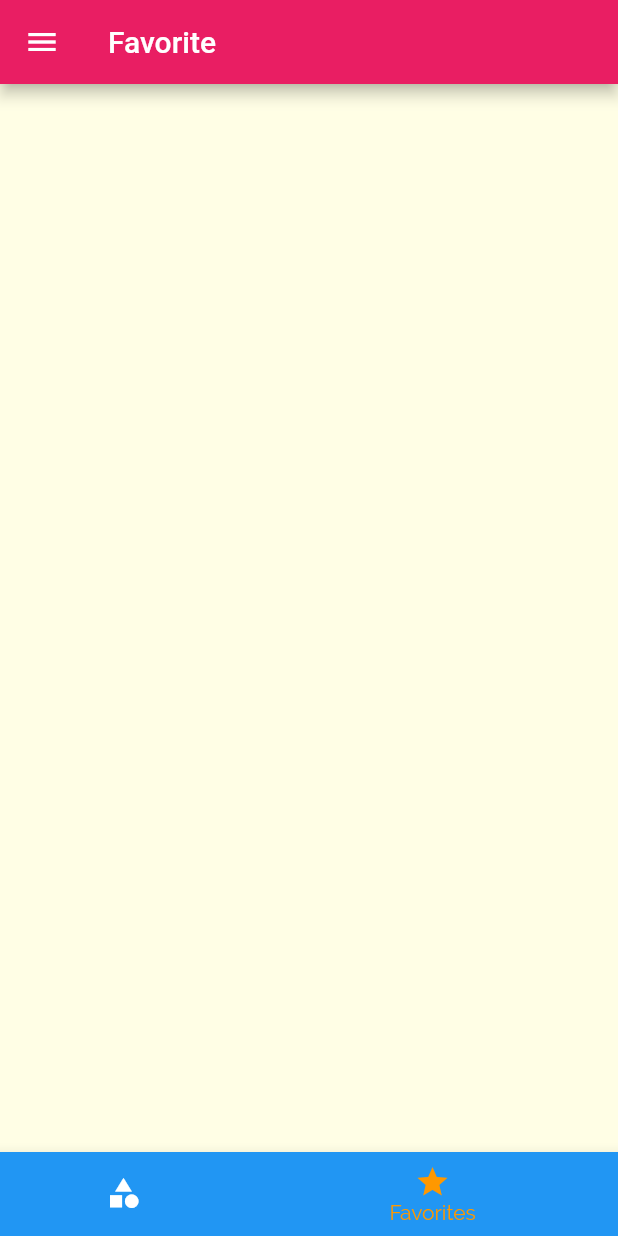
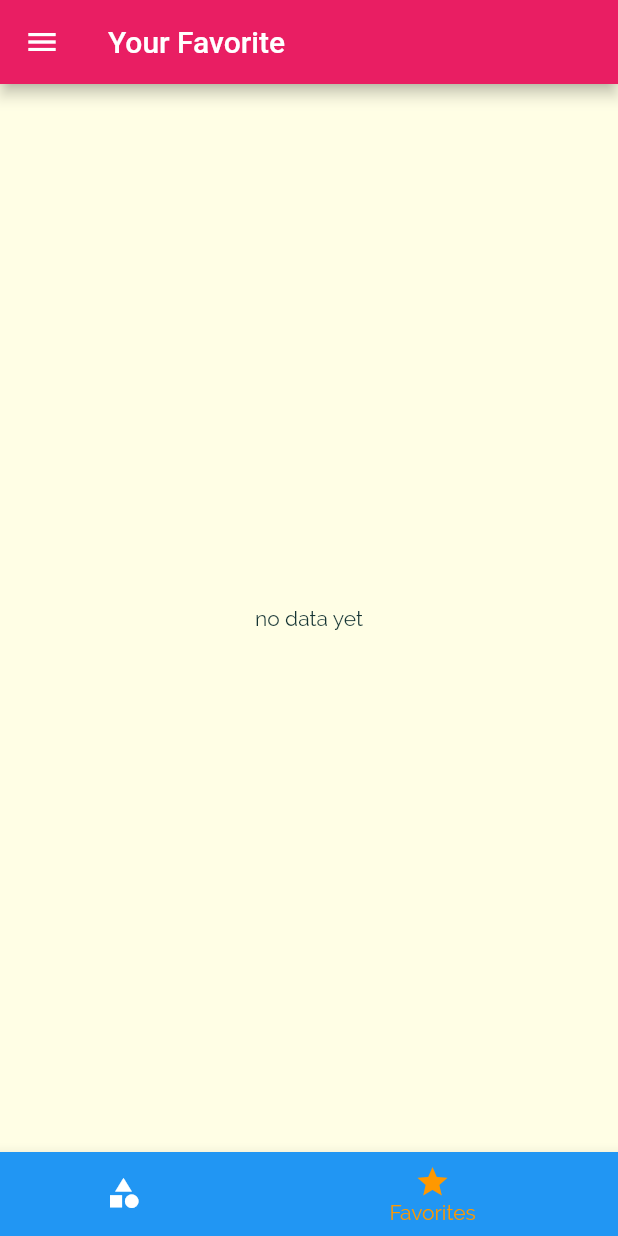
Before and after one commit to yukisyo/meals, a Flutter app: the screen it shows after launch, item 2 of the bottom bar chosen, on a phone screen of 412 x 824 dp. Run offline on Flutter 3.47's test engine with Material 2 defaults, Android fonts, the phone set to English and light mode, and no system bars.

Commit message:
finish project bugfix _favoriteMeals is null problem

```diff
--- a/lib/main.dart
+++ b/lib/main.dart
@@ -26,6 +26,30 @@ class _MyAppState extends State<MyApp> {
   };
 
   List<Meal> _availableMeals = dummyMeals;
+  List<Meal>? _favoriteMeals;
+
+  void _toggleFavoriteMeal(String mealId) {
+    print(mealId);
+    final existingIndex =
+        _favoriteMeals?.indexWhere((meal) => meal.id == mealId);
+    if (existingIndex != null && existingIndex! > 0) {
+      setState(() {
+        _favoriteMeals?.removeAt(existingIndex);
+      });
+    } else {
+      setState(() {
+        _favoriteMeals
+            ?.add(dummyMeals.firstWhere((element) => element.id == mealId));
+      });
+    }
+  }
+
+  bool isFavorite(String id) {
+    if (_favoriteMeals == null) {
+      return false;
+    }
+    return _favoriteMeals?.any((element) => element.id == id) as bool;
+  }
 
   void _setFilters(Map<String, bool> filterData) {
     setState(() {
@@ -74,10 +98,13 @@ class _MyAppState extends State<MyApp> {
       // home: const CategoriesScreen(),
       initialRoute: '/',
       routes: {
-        '/': (_) => const TabScreen(),
+        '/': (_) => TabScreen(favoriteMeals: _favoriteMeals),
         CategoryMealsScreen.routeName: (_) =>
             CategoryMealsScreen(availableMeals: _availableMeals),
-        MealDetailScreen.routeName: (_) => const MealDetailScreen(),
+        MealDetailScreen.routeName: (_) => MealDetailScreen(
+              toggleFavoriteMeal: _toggleFavoriteMeal,
+              isFavorite: isFavorite,
+            ),
         FilterScreen.routeName: (_) => FilterScreen(
               saveFilters: _setFilters,
               currentFilters: _filters,
--- a/lib/screen/favorites_screen.dart
+++ b/lib/screen/favorites_screen.dart
@@ -1,10 +1,26 @@
 import 'package:flutter/material.dart';
 
+import '../models/meal.dart';
+import '../widgets/meal_item.dart';
+
 class FavoritesScreen extends StatelessWidget {
-  const FavoritesScreen({Key? key}) : super(key: key);
+  final List<Meal>? favoriteMeals;
+  const FavoritesScreen({Key? key, this.favoriteMeals}) : super(key: key);
 
   @override
   Widget build(BuildContext context) {
-    return Container();
+    if (favoriteMeals == null || favoriteMeals!.isEmpty) {
+      return const Center(child: Text('no data yet'));
+    } else {
+      return ListView.builder(
+        itemBuilder: (ctx, index) {
+          return MealItem(
+            meal: favoriteMeals![index],
+            removeItem: () {},
+          );
+        },
+        itemCount: favoriteMeals?.length,
+      );
+    }
   }
 }
--- a/lib/screen/tabs_screen.dart
+++ b/lib/screen/tabs_screen.dart
@@ -1,50 +1,62 @@
 import 'package:flutter/material.dart';
 import 'package:meals/screen/categories_screen.dart';
+import '../models/meal.dart';
 import '../widgets/main_drawer.dart';
 import 'favorites_screen.dart';
 
 class TabScreen extends StatefulWidget {
-  const TabScreen({Key? key}) : super(key: key);
+  final List<Meal>? favoriteMeals;
+  const TabScreen({Key? key, required this.favoriteMeals}) : super(key: key);
 
   @override
   State<TabScreen> createState() => _TabScreenState();
 }
 
 class _TabScreenState extends State<TabScreen> {
-  Widget buildDefaultTab() {
-    return DefaultTabController(
-      length: 2,
-      initialIndex: 0,
-      child: Scaffold(
-        appBar: AppBar(
-          title: const Text('Meals'),
-          bottom: const TabBar(
-            tabs: [
-              Tab(icon: Icon(Icons.category), text: 'Categories'),
-              Tab(icon: Icon(Icons.star), text: 'Favorites'),
-            ],
-          ),
+  // Widget buildDefaultTab() {
+  //   return DefaultTabController(
+  //     length: 2,
+  //     initialIndex: 0,
+  //     child: Scaffold(
+  //       appBar: AppBar(
+  //         title: const Text('Meals'),
+  //         bottom: const TabBar(
+  //           tabs: [
+  //             Tab(icon: Icon(Icons.category), text: 'Categories'),
+  //             Tab(icon: Icon(Icons.star), text: 'Favorites'),
+  //           ],
+  //         ),
+  //       ),
+  //       body: const TabBarView(
+  //         children: [
+  //           CategoriesScreen(),
+  //           FavoritesScreen(
+  //             favoriteMeals: widget.favoriteMeals,
+  //           ),
+  //         ],
+  //       ),
+  //     ),
+  //   );
+  // }
+
+  late List<Map<String, Object>> _pages;
+
+  @override
+  void initState() {
+    _pages = [
+      {
+        'page': const CategoriesScreen(),
+        'title': 'Categories',
+      },
+      {
+        'page': FavoritesScreen(
+          favoriteMeals: widget.favoriteMeals,
         ),
-        body: const TabBarView(
-          children: [
-            CategoriesScreen(),
-            FavoritesScreen(),
-          ],
-        ),
-      ),
-    );
+        'title': 'Your Favorite',
+      },
+    ];
+    super.initState();
   }
-
-  final List<Map<String, Object>> _pages = [
-    {
-      'page': const CategoriesScreen(),
-      'title': 'Categories',
-    },
-    {
-      'page': const FavoritesScreen(),
-      'title': 'Favorite',
-    }
-  ];
 
   int _selectPageIndex = 0;
 
```
Also changed, not shown: lib/screen/meal_detail_screen.dart (+7 -5 lines).
